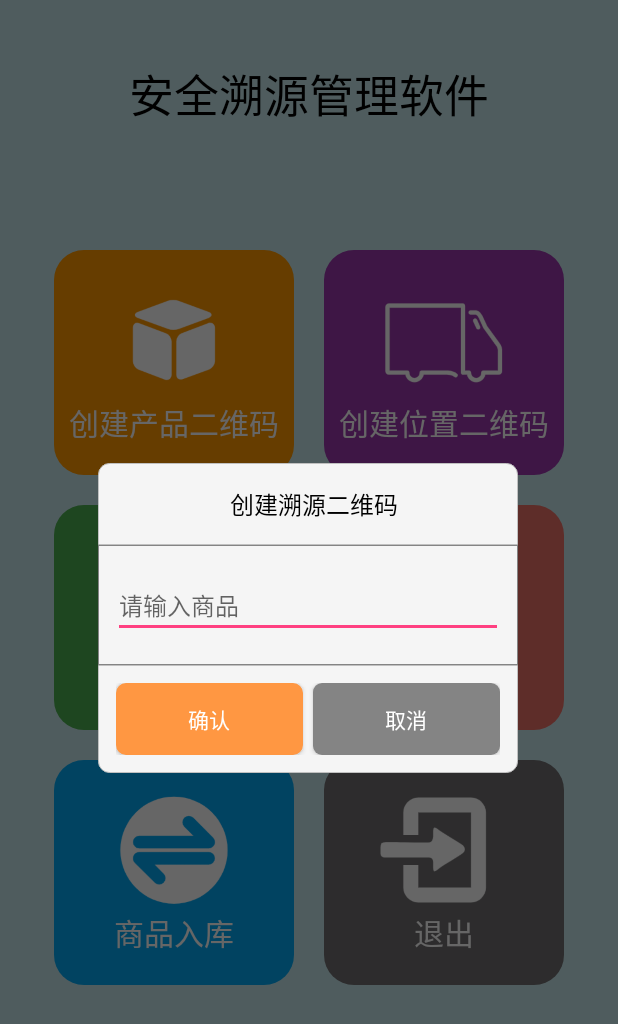
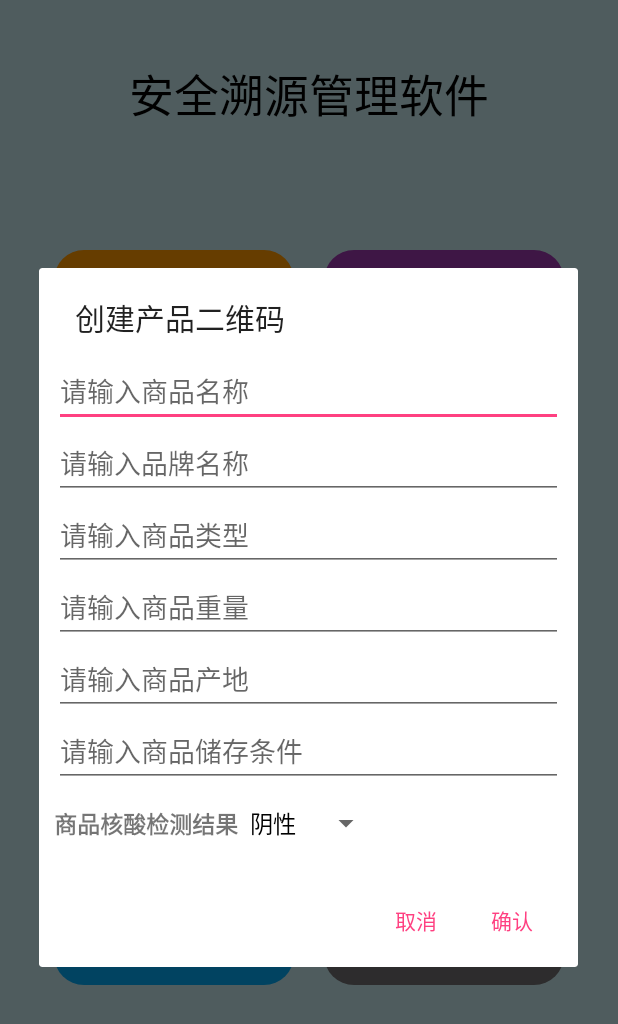
Before and after one commit to suemor233/ShopOrignApp, an Android app: the screen it shows after launch (MainActivity), after a tap on "创建产品二维码", on a phone screen of 412 x 824 dp. Shown: the top 1024 px of the screen. Run offline under Robolectric (Android 15) with nearby library versions, the phone set to English and light mode, and no system bars; network calls fail; pictures from the network do not load.

Commit message:
feat: 添加商品信息

```diff
--- a/app/src/main/java/com/example/xch/scanzxing/api/ApiConfig.java
+++ b/app/src/main/java/com/example/xch/scanzxing/api/ApiConfig.java
@@ -1,7 +1,7 @@
 package com.example.xch.scanzxing.api;
 
 public class ApiConfig {
-    public static final String BASE_URL = "http://101.35.165.220:8888";
+    public static final String BASE_URL = "http://192.168.201.248:3000";
     public static final String GOOD_ADD = "/good/add";
     public static final String CREATE_ORIGIN = "/origin/add";
     public static final String ORIGIN_GET = "/origin/get";
--- a/app/src/main/res/layout/activity_information.xml
+++ b/app/src/main/res/layout/activity_information.xml
@@ -56,7 +56,7 @@
                     android:layout_height="wrap_content"
                     android:layout_marginTop="20dp"
                     android:singleLine="true"
-                    android:hint="存放位置"
+                    android:hint="当前位置"
                     />
             </com.google.android.material.textfield.TextInputLayout>
 
@@ -70,7 +70,7 @@
                 android:background="@drawable/order_edt_note_bg"
                 android:textColor="@color/black"
                 android:textSize="17dp"
-                android:hint="详细信息"
+                android:hint="当前状态"
                 />
             <Button
                 android:id="@+id/btn_create"
@@ -80,7 +80,7 @@
                 android:layout_marginTop="20dp"
                 android:textColor="#fff"
                 android:textSize="20sp"
-                android:text="创 建"></Button>
+                android:text="创 建"/>
         </LinearLayout>
     </LinearLayout>
 
--- /dev/null
+++ b/app/src/main/res/layout/dialog.xml
@@ -0,0 +1,78 @@
+<?xml version="1.0" encoding="utf-8"?>
+<LinearLayout xmlns:android="http://schemas.android.com/apk/res/android"
+    android:orientation="vertical"
+    android:layout_width="180dp"
+    android:gravity="center"
+    android:padding="10dp"
+    android:layout_height="match_parent">
+
+    <EditText
+        android:id="@+id/et_goodsName"
+        android:layout_width="match_parent"
+        android:layout_height="wrap_content"
+        android:ems="8"
+        android:hint="请输入商品名称"
+        />
+
+    <EditText
+        android:id="@+id/et_brand"
+        android:layout_width="match_parent"
+        android:layout_height="wrap_content"
+        android:ems="8"
+        android:hint="请输入品牌名称"
+        />
+
+    <EditText
+        android:id="@+id/et_category"
+        android:layout_width="match_parent"
+        android:layout_height="wrap_content"
+        android:ems="8"
+        android:hint="请输入商品类型"
+        />
+
+    <EditText
+        android:id="@+id/et_weight"
+        android:layout_width="match_parent"
+        android:layout_height="wrap_content"
+        android:ems="8"
+        android:hint="请输入商品重量"
+        />
+
+
+    <EditText
+        android:id="@+id/et_storage"
+        android:layout_width="match_parent"
+        android:layout_height="wrap_content"
+        android:ems="8"
+        android:hint="请输入商品产地"
+        />
+
+
+    <EditText
+        android:id="@+id/et_life"
+        android:layout_width="match_parent"
+        android:layout_height="wrap_content"
+        android:ems="8"
+        android:hint="请输入商品储存条件"
+        />
+
+
+    <LinearLayout
+        android:layout_width="match_parent"
+        android:layout_height="wrap_content">
+
+        <TextView
+            android:layout_width="wrap_content"
+            android:layout_height="wrap_content"
+            android:textSize="15sp"
+            android:textStyle="bold"
+            android:text="商品核酸检测结果"/>
+        <Spinner
+            android:id="@+id/sp_covid"
+            android:layout_width="wrap_content"
+            android:layout_height="wrap_content"
+            />
+
+    </LinearLayout>
+
+</LinearLayout>
```
Also changed, not shown: app/src/main/java/com/example/xch/scanzxing/activity/DistributeActivity.java (+6 -5 lines), app/src/main/java/com/example/xch/scanzxing/activity/MainActivity.java (+29 -15 lines), app/src/main/java/com/example/xch/scanzxing/entity/GoodData.java (+24 -7 lines), app/src/main/res/layout/activity_distribute.xml (+5 -4 lines), app/src/main/res/layout/activity_record.xml (+9 -0 lines), app/src/main/res/drawable/details.png (added).
